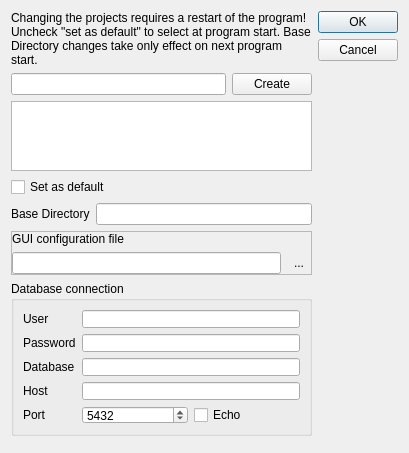
Old version of the form ui/ProjectSelection.ui in the repository MonroeQuantumNetworks/IonControl.
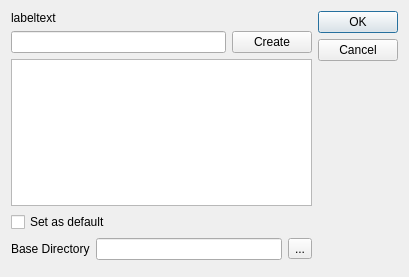
New version of the form. Icons and pictures are not drawn.

Commit message: Project config selection working

Diff of the .ui file:
```diff
--- a/ui/ProjectSelection.ui
+++ b/ui/ProjectSelection.ui
@@ -7,7 +7,7 @@
     <x>0</x>
     <y>0</y>
     <width>409</width>
-    <height>453</height>
+    <height>277</height>
    </rect>
   </property>
   <property name="windowTitle">
@@ -19,7 +19,7 @@
      <item>
       <widget class="QLabel" name="warningLabel">
        <property name="text">
-        <string>Changing the projects requires a restart of the program! Uncheck &quot;set as default&quot; to select at program start. Base Directory changes take only effect on next program start.</string>
+        <string>labeltext</string>
        </property>
        <property name="wordWrap">
         <bool>true</bool>
@@ -60,141 +60,25 @@
         </widget>
        </item>
        <item>
-        <widget class="QLineEdit" name="baseDirectoryEdit"/>
+        <widget class="QLineEdit" name="baseDirectoryEdit">
+         <property name="readOnly">
+          <bool>true</bool>
+         </property>
+        </widget>
+       </item>
+       <item>
+        <widget class="QToolButton" name="changeBaseDirectory">
+         <property name="text">
+          <string>...</string>
+         </property>
+         <property name="icon">
+          <iconset resource="Experiment.qrc">
+           <normaloff>:/openicon/icons/document-open-5.png</normaloff>:/openicon/icons/document-open-5.png</iconset>
+         </property>
+        </widget>
        </item>
       </layout>
      </item>
-     <item>
-      <widget class="QFrame" name="startupWidgets">
-       <property name="frameShape">
-        <enum>QFrame::StyledPanel</enum>
-       </property>
-       <property name="frameShadow">
-        <enum>QFrame::Raised</enum>
-       </property>
-       <layout class="QVBoxLayout" name="verticalLayout_2">
-        <property name="margin">
-         <number>0</number>
-        </property>
-        <item>
-         <widget class="QLabel" name="label_2">
-          <property name="text">
-           <string>GUI configuration file</string>
-          </property>
-         </widget>
-        </item>
-        <item>
-         <layout class="QHBoxLayout" name="horizontalLayout_4">
-          <item>
-           <widget class="QLineEdit" name="configFileEdit"/>
-          </item>
-          <item>
-           <widget class="QToolButton" name="configFileToolButton">
-            <property name="text">
-             <string>...</string>
-            </property>
-            <property name="icon">
-             <iconset resource="Experiment.qrc">
-              <normaloff>:/openicon/icons/document-open-5.png</normaloff>:/openicon/icons/document-open-5.png</iconset>
-            </property>
-            <property name="autoRaise">
-             <bool>true</bool>
-            </property>
-           </widget>
-          </item>
-         </layout>
-        </item>
-       </layout>
-      </widget>
-     </item>
-     <item>
-      <widget class="QGroupBox" name="groupBox">
-       <property name="title">
-        <string>Database connection</string>
-       </property>
-       <layout class="QVBoxLayout" name="verticalLayout_3">
-        <item>
-         <layout class="QGridLayout" name="gridLayout_2">
-          <item row="5" column="1">
-           <widget class="QSpinBox" name="portEdit">
-            <property name="maximum">
-             <number>999999999</number>
-            </property>
-            <property name="value">
-             <number>5432</number>
-            </property>
-           </widget>
-          </item>
-          <item row="2" column="0">
-           <widget class="QLabel" name="label_9">
-            <property name="text">
-             <string>Password</string>
-            </property>
-           </widget>
-          </item>
-          <item row="3" column="0">
-           <widget class="QLabel" name="label_10">
-            <property name="text">
-             <string>Database</string>
-            </property>
-           </widget>
-          </item>
-          <item row="0" column="0">
-           <widget class="QLabel" name="label_8">
-            <property name="text">
-             <string>User</string>
-            </property>
-           </widget>
-          </item>
-          <item row="5" column="0">
-           <widget class="QLabel" name="label_12">
-            <property name="text">
-             <string>Port</string>
-            </property>
-           </widget>
-          </item>
-          <item row="4" column="0">
-           <widget class="QLabel" name="label_11">
-            <property name="text">
-             <string>Host</string>
-            </property>
-           </widget>
-          </item>
-          <item row="5" column="2">
-           <widget class="QCheckBox" name="echoCheck">
-            <property name="text">
-             <string>Echo</string>
-            </property>
-           </widget>
-          </item>
-          <item row="4" column="1" colspan="2">
-           <widget class="QLineEdit" name="hostEdit"/>
-          </item>
-          <item row="3" column="1" colspan="2">
-           <widget class="QLineEdit" name="databaseEdit"/>
-          </item>
-          <item row="2" column="1" colspan="2">
-           <widget class="QLineEdit" name="passwordEdit">
-            <property name="echoMode">
-             <enum>QLineEdit::Password</enum>
-            </property>
-           </widget>
-          </item>
-          <item row="0" column="1" colspan="2">
-           <widget class="QLineEdit" name="userEdit">
-            <property name="sizePolicy">
-             <sizepolicy hsizetype="Expanding" vsizetype="Fixed">
-              <horstretch>1</horstretch>
-              <verstretch>0</verstretch>
-             </sizepolicy>
-            </property>
-           </widget>
-          </item>
-         </layout>
-        </item>
-       </layout>
-      </widget>
-     </item>
      <item>
       <widget class="QFrame" name="frame">
        <property name="frameShape">
```
Left out of the diff: 25 changed lines with no effect on the pictures. The commit also changes 7 other files.
